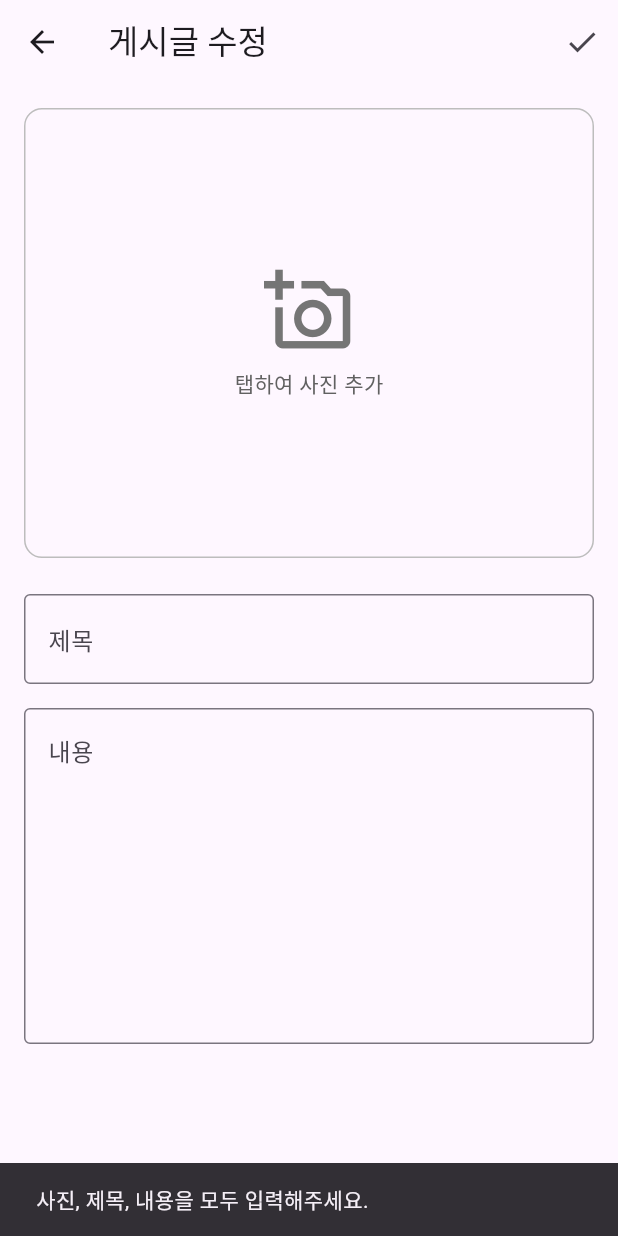
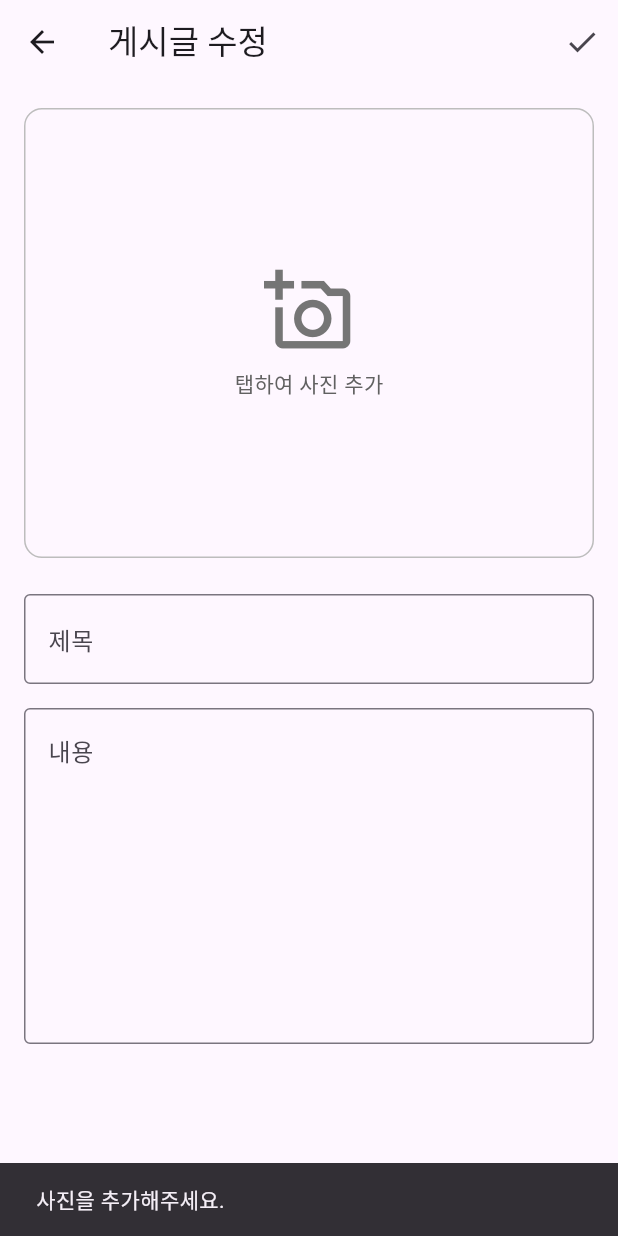
Before and after one commit to kumgold/blind-clone-flutter, a Flutter app: the AddStoryScreen screen opened directly, after a tap on the "check" icon, on a phone screen of 412 x 824 dp. Run offline on Flutter 3.47's test engine with Material 3 defaults, Android fonts, the phone set to English and light mode, and no system bars; our stand-ins replace equatable, firebase_core, firebase_database, flutter_bloc, image_picker; accounts and stored records are empty.

Commit message:
📝 refactor - file directory
- post
- story

```diff
--- a/blind-clone/lib/data/post_repository.dart
+++ b/blind-clone/lib/data/post/post_repository.dart
@@ -1,4 +1,4 @@
-import 'package:blind_clone_flutter/data/post.dart';
+import 'package:blind_clone_flutter/data/post/post.dart';
 import 'package:firebase_database/firebase_database.dart';
 
 class PostRepository {
--- a/blind-clone/lib/main.dart
+++ b/blind-clone/lib/main.dart
@@ -1,4 +1,4 @@
-import 'package:blind_clone_flutter/data/post_repository.dart';
+import 'package:blind_clone_flutter/data/post/post_repository.dart';
 import 'package:blind_clone_flutter/share/drawer_scaffold.dart';
 import 'package:blind_clone_flutter/ui/home/home_bloc.dart';
 import 'package:blind_clone_flutter/ui/home/home_screen.dart';
--- a/blind-clone/lib/ui/home/home_bloc.dart
+++ b/blind-clone/lib/ui/home/home_bloc.dart
@@ -1,4 +1,4 @@
-import 'package:blind_clone_flutter/data/post_repository.dart';
+import 'package:blind_clone_flutter/data/post/post_repository.dart';
 import 'package:blind_clone_flutter/ui/home/home_state.dart';
 import 'package:equatable/equatable.dart';
 import 'package:flutter_bloc/flutter_bloc.dart';
--- a/blind-clone/lib/ui/home/home_screen.dart
+++ b/blind-clone/lib/ui/home/home_screen.dart
@@ -1,4 +1,4 @@
-import 'package:blind_clone_flutter/data/post_repository.dart';
+import 'package:blind_clone_flutter/data/post/post_repository.dart';
 import 'package:blind_clone_flutter/ui/home/home_bloc.dart';
 import 'package:blind_clone_flutter/ui/home/home_state.dart';
 import 'package:blind_clone_flutter/ui/post/add_post/add_post_bloc.dart';
--- a/blind-clone/lib/ui/home/home_state.dart
+++ b/blind-clone/lib/ui/home/home_state.dart
@@ -1,4 +1,4 @@
-import 'package:blind_clone_flutter/data/post.dart';
+import 'package:blind_clone_flutter/data/post/post.dart';
 import 'package:equatable/equatable.dart';
 
 abstract class HomeState extends Equatable {
--- a/blind-clone/lib/ui/post/add_post/add_post_bloc.dart
+++ b/blind-clone/lib/ui/post/add_post/add_post_bloc.dart
@@ -1,5 +1,5 @@
-import 'package:blind_clone_flutter/data/post.dart';
-import 'package:blind_clone_flutter/data/post_repository.dart';
+import 'package:blind_clone_flutter/data/post/post.dart';
+import 'package:blind_clone_flutter/data/post/post_repository.dart';
 import 'package:blind_clone_flutter/ui/post/add_post/add_post_state.dart';
 import 'package:equatable/equatable.dart';
 import 'package:flutter_bloc/flutter_bloc.dart';
--- a/blind-clone/lib/ui/post/add_post/add_post_screen.dart
+++ b/blind-clone/lib/ui/post/add_post/add_post_screen.dart
@@ -1,5 +1,5 @@
 import 'package:blind_clone_flutter/share/channel.dart';
-import 'package:blind_clone_flutter/data/post.dart';
+import 'package:blind_clone_flutter/data/post/post.dart';
 import 'package:blind_clone_flutter/ui/post/add_post/add_post_bloc.dart';
 import 'package:blind_clone_flutter/ui/post/add_post/add_post_state.dart';
 import 'package:flutter/material.dart';
--- a/blind-clone/lib/ui/post/post_channel/post_channel_bloc.dart
+++ b/blind-clone/lib/ui/post/post_channel/post_channel_bloc.dart
@@ -1,4 +1,4 @@
-import 'package:blind_clone_flutter/data/post_repository.dart';
+import 'package:blind_clone_flutter/data/post/post_repository.dart';
 import 'package:blind_clone_flutter/ui/post/post_channel/post_channel_state.dart';
 import 'package:equatable/equatable.dart';
 import 'package:flutter_bloc/flutter_bloc.dart';
--- a/blind-clone/lib/ui/post/post_channel/post_channel_screen.dart
+++ b/blind-clone/lib/ui/post/post_channel/post_channel_screen.dart
@@ -1,4 +1,4 @@
-import 'package:blind_clone_flutter/data/post_repository.dart';
+import 'package:blind_clone_flutter/data/post/post_repository.dart';
 import 'package:blind_clone_flutter/ui/post/post_channel/post_channel_bloc.dart';
 import 'package:blind_clone_flutter/ui/post/post_channel/post_channel_state.dart';
 import 'package:blind_clone_flutter/ui/post/post_detail/post_detail_screen.dart';
--- a/blind-clone/lib/ui/post/post_channel/post_channel_state.dart
+++ b/blind-clone/lib/ui/post/post_channel/post_channel_state.dart
@@ -1,4 +1,4 @@
-import 'package:blind_clone_flutter/data/post.dart';
+import 'package:blind_clone_flutter/data/post/post.dart';
 import 'package:equatable/equatable.dart';
 
 abstract class PostChannelState extends Equatable {
--- a/blind-clone/lib/ui/post/post_detail/post_detail_bloc.dart
+++ b/blind-clone/lib/ui/post/post_detail/post_detail_bloc.dart
@@ -1,4 +1,4 @@
-import 'package:blind_clone_flutter/data/post_repository.dart';
+import 'package:blind_clone_flutter/data/post/post_repository.dart';
 import 'package:blind_clone_flutter/ui/post/post_detail/post_detail_state.dart';
 import 'package:equatable/equatable.dart';
 import 'package:flutter_bloc/flutter_bloc.dart';
--- a/blind-clone/lib/ui/post/post_detail/post_detail_screen.dart
+++ b/blind-clone/lib/ui/post/post_detail/post_detail_screen.dart
@@ -1,4 +1,4 @@
-import 'package:blind_clone_flutter/data/post_repository.dart';
+import 'package:blind_clone_flutter/data/post/post_repository.dart';
 import 'package:blind_clone_flutter/ui/post/post_detail/post_detail_bloc.dart';
 import 'package:blind_clone_flutter/ui/post/post_detail/post_detail_state.dart';
 import 'package:blind_clone_flutter/ui/widget/progress_indicator.dart';
--- a/blind-clone/lib/ui/post/post_detail/post_detail_state.dart
+++ b/blind-clone/lib/ui/post/post_detail/post_detail_state.dart
@@ -1,4 +1,4 @@
-import 'package:blind_clone_flutter/data/post.dart';
+import 'package:blind_clone_flutter/data/post/post.dart';
 import 'package:equatable/equatable.dart';
 
 abstract class PostDetailState extends Equatable {
--- a/blind-clone/lib/ui/search/search_bloc.dart
+++ b/blind-clone/lib/ui/search/search_bloc.dart
@@ -1,4 +1,4 @@
-import 'package:blind_clone_flutter/data/post_repository.dart';
+import 'package:blind_clone_flutter/data/post/post_repository.dart';
 import 'package:blind_clone_flutter/ui/search/search_state.dart';
 import 'package:equatable/equatable.dart';
 import 'package:flutter_bloc/flutter_bloc.dart';
--- a/blind-clone/lib/ui/search/search_state.dart
+++ b/blind-clone/lib/ui/search/search_state.dart
@@ -1,4 +1,4 @@
-import 'package:blind_clone_flutter/data/post.dart';
+import 'package:blind_clone_flutter/data/post/post.dart';
 import 'package:equatable/equatable.dart';
 
 abstract class SearchState extends Equatable {
--- a/blind-clone/lib/ui/story/add_story/add_story_screen.dart
+++ b/blind-clone/lib/ui/story/add_story/add_story_screen.dart
@@ -1,5 +1,6 @@
 import 'dart:io';
 
+import 'package:blind_clone_flutter/data/post/post.dart';
 import 'package:flutter/material.dart';
 import 'package:image_picker/image_picker.dart';
 
@@ -11,6 +12,8 @@ class AddStoryScreen extends StatefulWidget {
 }
 
 class _AddStoryScreenState extends State<AddStoryScreen> {
+  final _formKey = GlobalKey<FormState>();
+
   File? _image;
   final ImagePicker _picker = ImagePicker();
   final TextEditingController _titleController = TextEditingController();
@@ -26,6 +29,36 @@ class _AddStoryScreenState extends State<AddStoryScreen> {
       setState(() {
         _image = File(pickedFile.path);
       });
+    }
+  }
+
+  void _submit() {
+    if (_image == null) {
+      ScaffoldMessenger.of(context).showSnackBar(
+        const SnackBar(
+          content: Text('사진을 추가해주세요.'),
+          duration: Duration(seconds: 2),
+        ),
+      );
+      return; // 이미지가 없으면 제출 중단
+    }
+
+    if (_formKey.currentState?.validate() ?? false) {
+      final post = Post(
+        id: DateTime.now().millisecondsSinceEpoch.toString(),
+        channelName: '스토리',
+        title: _titleController.text.trim(),
+        content: _contentController.text.trim(),
+      );
+
+      // context.read<AddPostBloc>().add(UpdatePost(post));
+    } else {
+      ScaffoldMessenger.of(context).showSnackBar(
+        const SnackBar(
+          content: Text('제목과 내용을 모두 입력해주세요.'),
+          duration: Duration(seconds: 2),
+        ),
+      );
     }
   }
 
@@ -45,21 +78,7 @@ class _AddStoryScreenState extends State<AddStoryScreen> {
           IconButton(
             icon: const Icon(Icons.check),
             onPressed: () {
-              // 게시글 업데이트 로직 구현
-              final title = _titleController.text;
-              final content = _contentController.text;
-              // 여기서 _image, title, content를 사용하여 서버에 전송하는 등의 작업을 수행할 수 있습니다.
-              if (_image != null && title.isNotEmpty && content.isNotEmpty) {
-                // 성공적으로 업데이트되었다는 메시지 표시 또는 이전 화면으로 이동
-                ScaffoldMessenger.of(context).showSnackBar(
-                  const SnackBar(content: Text('게시글이 성공적으로 업데이트되었습니다.')),
-                );
-              } else {
-                // 사용자에게 모든 필드를 채워달라는 메시지 표시
-                ScaffoldMessenger.of(context).showSnackBar(
-                  const SnackBar(content: Text('사진, 제목, 내용을 모두 입력해주세요.')),
-                );
-              }
+              _submit();
             },
           ),
         ],
@@ -67,10 +86,11 @@ class _AddStoryScreenState extends State<AddStoryScreen> {
       body: SingleChildScrollView(
         child: Padding(
           padding: const EdgeInsets.all(16.0),
+          child: Form(
+            key: _formKey,
             child: Column(
               crossAxisAlignment: CrossAxisAlignment.stretch,
               children: [
-              // 이미지 선택 영역
                 GestureDetector(
                   onTap: _pickImage,
                   child: Container(
@@ -137,6 +157,7 @@ class _AddStoryScreenState extends State<AddStoryScreen> {
             ),
           ),
         ),
+      ),
     );
   }
 }
```
Also changed, not shown: blind-clone/lib/data/post/post.dart (renamed from blind-clone/lib/data/post.dart), blind-clone/lib/data/story/story.dart (renamed from blind-clone/lib/data/story.dart), blind-clone/lib/data/story/story_repository.dart (added). Lines whose indentation alone changed are shown as unchanged.
